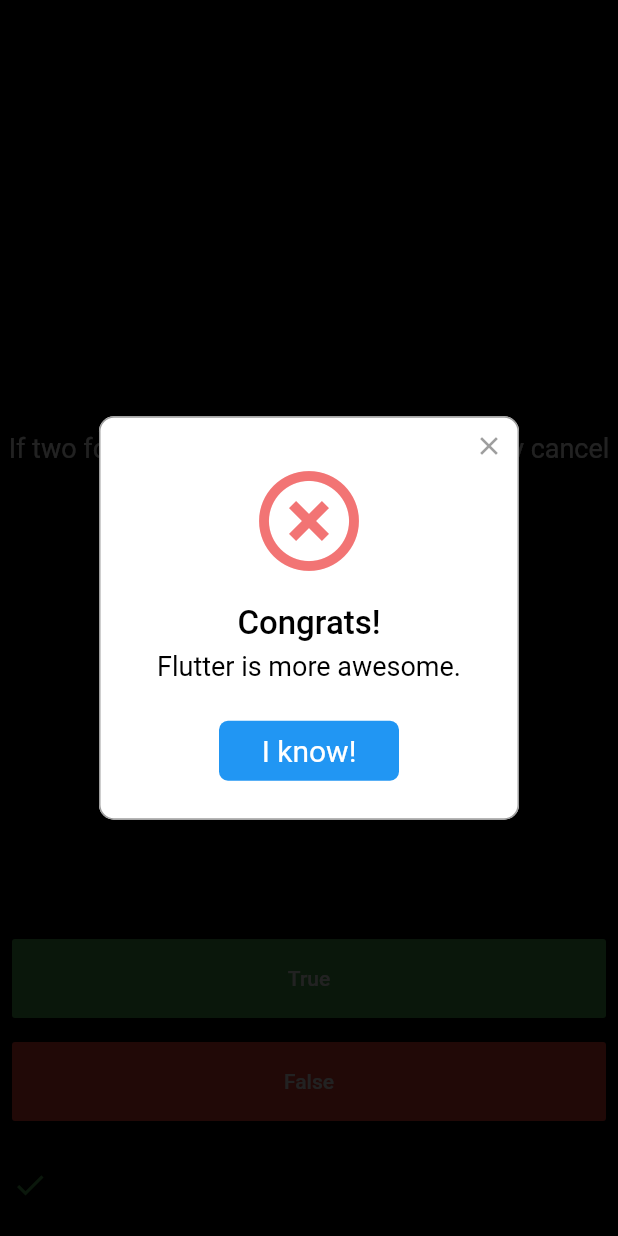
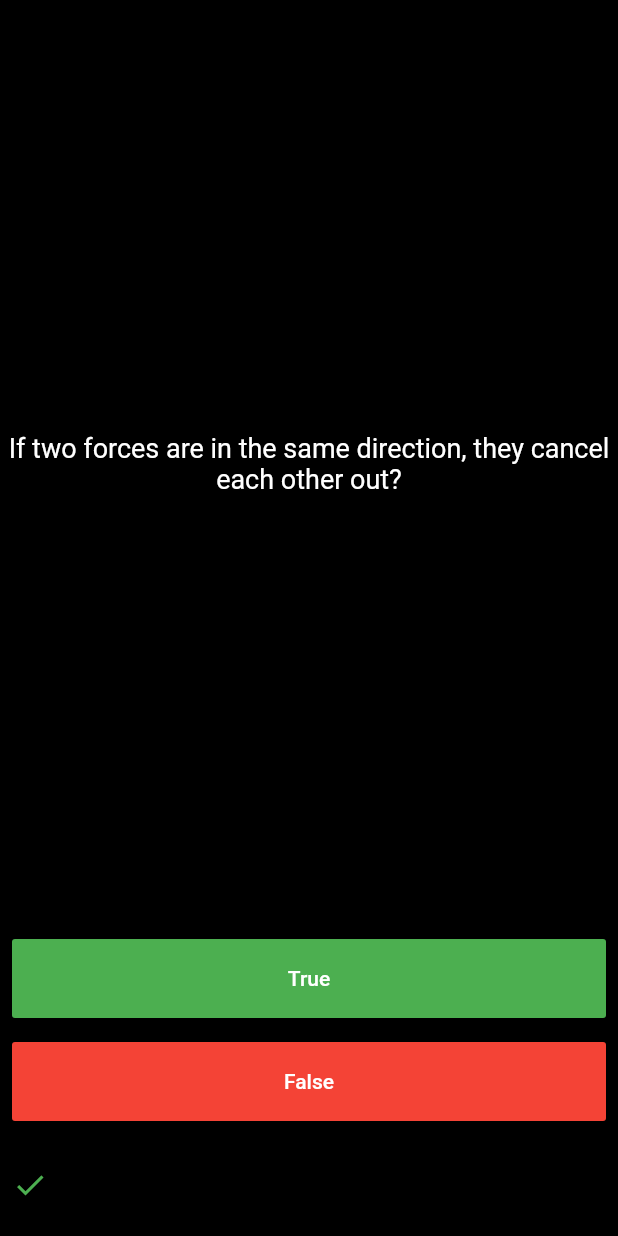
Before and after one commit to Sweng29/quiz_app, a Flutter app: the screen it shows after launch, after a tap on "True", on a phone screen of 412 x 824 dp. Run offline on Flutter 3.47's test engine with Material 2 defaults, Android fonts, the phone set to English and light mode, and no system bars; drawn by our look-alikes of rflutter_alert.

Commit message:
Version - 1.0.1

```diff
--- a/lib/main.dart
+++ b/lib/main.dart
@@ -1,7 +1,6 @@
 import 'dart:math';
 
 import 'package:flutter/material.dart';
-import 'package:rflutter_alert/rflutter_alert.dart';
 
 void main() => runApp(MyApp());
 
@@ -10,6 +9,7 @@ class MyApp extends StatelessWidget {
   Widget build(BuildContext context) {
     return MaterialApp(
       title: "Quiz App",
+      debugShowCheckedModeBanner: false,
       home: QuizApp(),
     );
   }
@@ -57,30 +57,7 @@ class _QuizAppState extends State<QuizApp> {
                 padding: const EdgeInsets.all(8.0),
                 child: FlatButton(
                   onPressed: () {
-                    setState(() {
-                      bool check = checkAns(index);
-                      Icon icon = addAnswersList(check);
-                      answerIcons.add(icon);
-                      print(answerIcons.length);
-                      index = generateQuestion();
-                      Alert(
-                        context: context,
-                        type: AlertType.error,
-                        title: "Congrats!",
-                        desc: "Flutter is more awesome.",
-                        buttons: [
-                          DialogButton(
-                            child: Text(
-                              "I know!",
-                              style:
-                                  TextStyle(color: Colors.white, fontSize: 20),
-                            ),
-                            onPressed: () => Navigator.pop(context),
-                            width: 120,
-                          )
-                        ],
-                      ).show();
-                    });
+                    checkAnswer();
                   },
                   child: new Text(
                     "True",
@@ -94,7 +71,9 @@ class _QuizAppState extends State<QuizApp> {
               child: Padding(
                 padding: const EdgeInsets.all(8.0),
                 child: FlatButton(
-                  onPressed: () {},
+                  onPressed: () {
+                    checkAnswer();
+                  },
                   child: Text("False", style: TextStyle(color: Colors.white)),
                   color: Colors.red,
                 ),
@@ -144,4 +123,30 @@ class _QuizAppState extends State<QuizApp> {
     print("false");
     return icon;
   }
+
+  checkAnswer() {
+    setState(() {
+      bool check = checkAns(index);
+      Icon icon = addAnswersList(check);
+      answerIcons.add(icon);
+      print(answerIcons.length);
+      index = generateQuestion();
+      /*Alert(
+        context: context,
+        type: AlertType.success,
+        title: "Congrats!",
+        desc: "Flutter is more awesome.",
+        buttons: [
+          DialogButton(
+            child: Text(
+              "I know!",
+              style: TextStyle(color: Colors.white, fontSize: 20),
+            ),
+            onPressed: () => Navigator.pop(context),
+            width: 120,
+          )
+        ],
+      ).show();*/
+    });
+  }
 }
```
